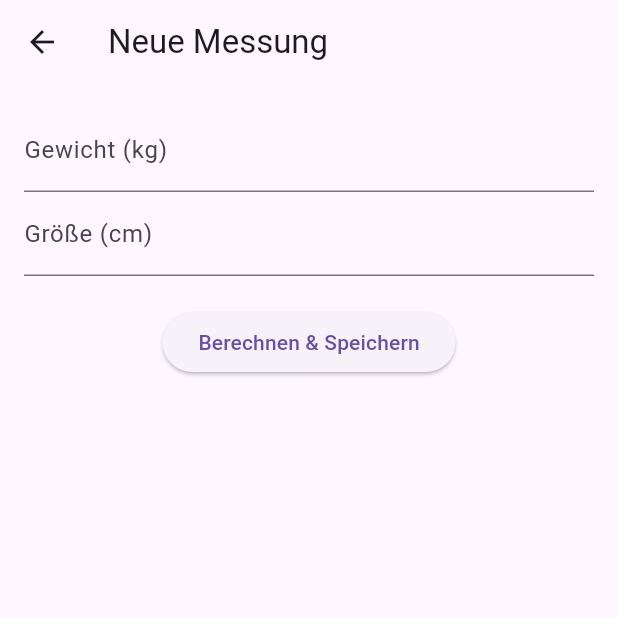
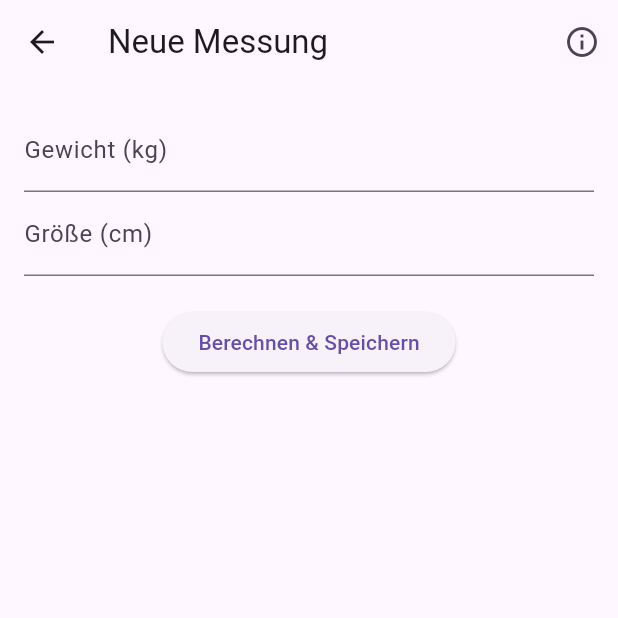
Before and after one commit to LemonBaba/bmi-calculator, a Flutter app: the InputScreen screen opened directly with empty values, on a phone screen of 412 x 824 dp, the top half of it. Run offline on Flutter 3.47's test engine with Material 3 defaults, Android fonts, the phone set to English and light mode, and no system bars; our stand-ins replace drift, lottie; accounts and stored records are empty; generated files the repository leaves out were written again.

Commit message:
moving category info from tab to info popup screen

```diff
--- a/lib/screens/home_screen.dart
+++ b/lib/screens/home_screen.dart
@@ -27,7 +27,6 @@ class _HomeScreenState extends State<HomeScreen> {
     _screens = [
       InputScreen(dbService: widget.dbService, userId: widget.user.id),
       HistoryScreen(dbService: widget.dbService, userId: widget.user.id),
-      CategoriesScreen(dbService: widget.dbService, userId: widget.user.id),
       GoalsScreen(dbService: widget.dbService, userId: widget.user.id),
     ];
   }
@@ -52,10 +51,6 @@ class _HomeScreenState extends State<HomeScreen> {
             label: "Verlauf",
           ),
           BottomNavigationBarItem(
-            icon: Icon(Icons.category),
-            label: "Kategorien",
-          ),
-          BottomNavigationBarItem(
             icon: Icon(Icons.flag),
             label: "Ziele",
           ),
--- a/lib/screens/input_screen.dart
+++ b/lib/screens/input_screen.dart
@@ -2,6 +2,7 @@ import 'package:flutter/material.dart';
 import 'achievement_failure_screen.dart';
 import '../database/app_database.dart';
 import '../services/db_service.dart';
+import 'categories_screen.dart';
 
 class InputScreen extends StatefulWidget {
   final DbService dbService;
@@ -79,7 +80,20 @@ class _InputScreenState extends State<InputScreen> {
   @override
   Widget build(BuildContext context) {
     return Scaffold(
-      appBar: AppBar(title: const Text("Neue Messung")),
+      appBar: AppBar(
+        title: const Text("Neue Messung"),
+        actions: [
+          IconButton(
+            icon: const Icon(Icons.info_outline),
+            onPressed: () {
+              Navigator.push(
+                context,
+                MaterialPageRoute(builder: (_) => CategoriesScreen(dbService: widget.dbService, userId: widget.userId)),
+              );
+            },
+          ),
+        ],
+      ),
       body: Padding(
         padding: const EdgeInsets.all(16),
         child: Column(
```
Also changed, not shown: lib/screens/goals_screen.dart (+15 -1 lines), lib/screens/history_screen.dart (+15 -1 lines).
